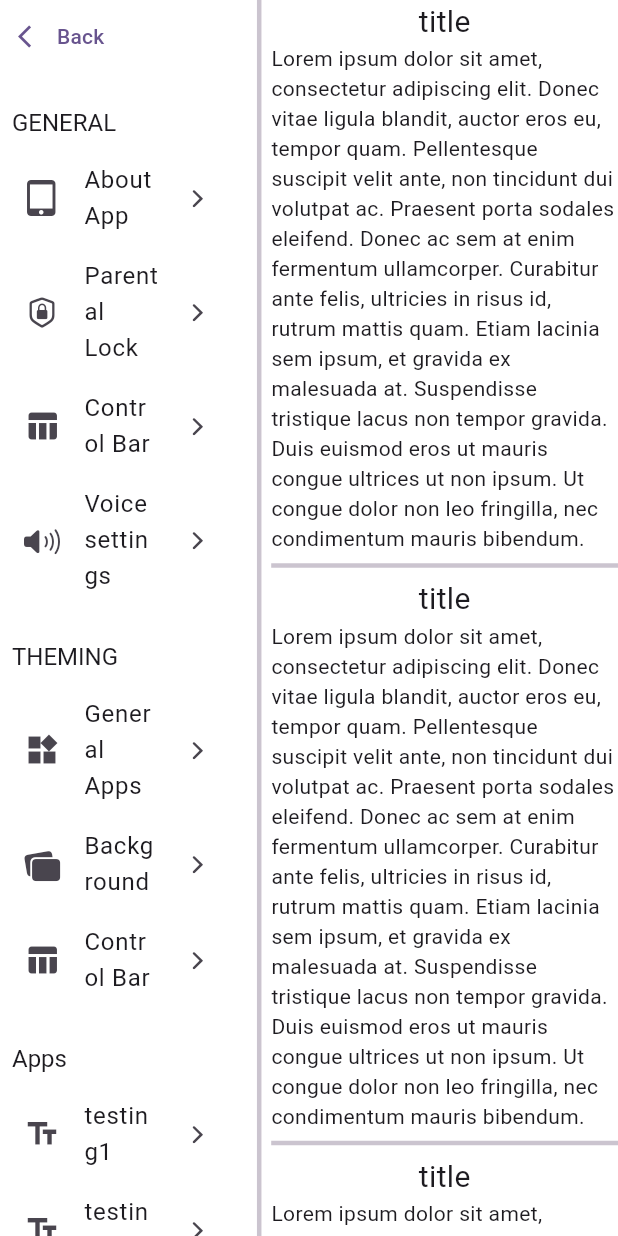
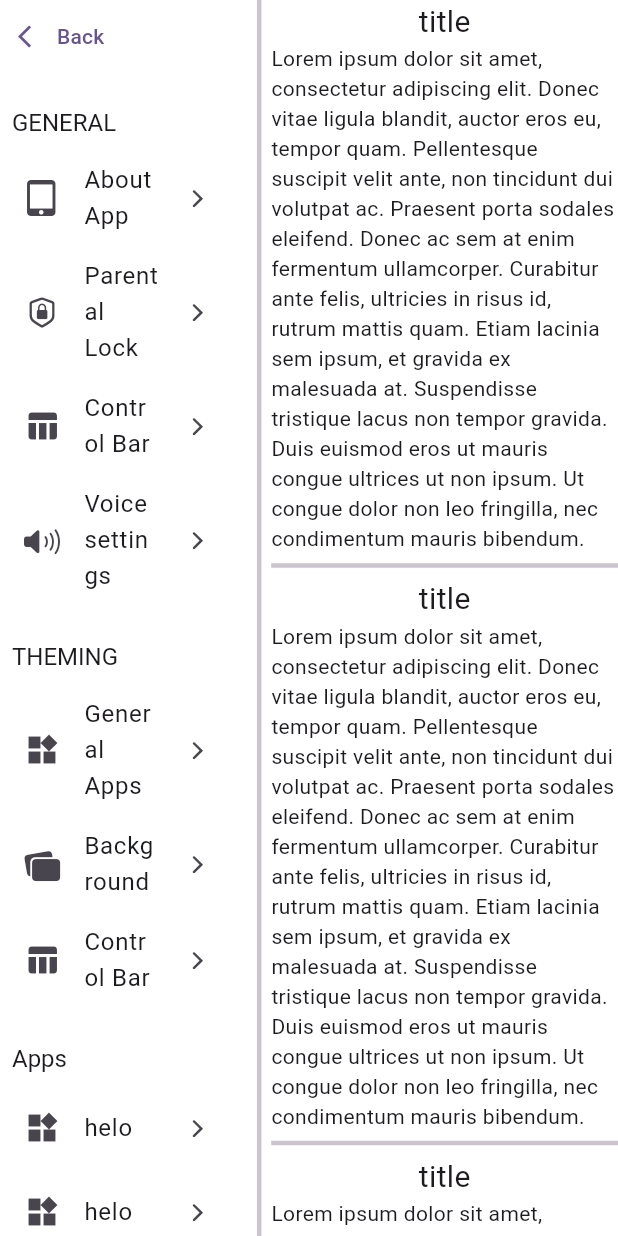
Before and after one commit to Squidly1408/aaca, a Flutter app: the screen it shows after launch, after a tap on the "settings" icon, on a phone screen of 412 x 824 dp. Run offline on Flutter 3.47's test engine with Material 2 defaults, Android fonts, the phone set to English and light mode, and no system bars; our stand-ins replace flutter_colorpicker, flutter_tts.

Commit message:
adding app theming

```diff
--- a/lib/data/apps_list.dart
+++ b/lib/data/apps_list.dart
@@ -7,163 +7,21 @@ import '../models/app.dart';
 // list of apps
 final appList = [
   App(
-    'testing1',
-    Icons.text_fields_outlined,
+    icon: Icons.widgets,
+    id: 0,
+    text: 'helo',
+    individual: false,
+    bgColour: const Color(0xffff0000),
+    mnColour: const Color(0xff0000ff),
+    txtColour: const Color(0xff00ff00),
   ),
   App(
-    'testing2',
-    Icons.text_fields_outlined,
-  ),
-  App(
-    'testing3',
-    Icons.text_fields_outlined,
-  ),
-  App(
-    'testing4',
-    Icons.text_fields_outlined,
-  ),
-  App(
-    'testing5',
-    Icons.text_fields_outlined,
-  ),
-  App(
-    'testing6',
-    Icons.text_fields_outlined,
-  ),
-  App(
-    'testing7',
-    Icons.text_fields_outlined,
-  ),
-  App(
-    'testing8',
-    Icons.text_fields_outlined,
-  ),
-  App(
-    'testing9',
-    Icons.text_fields_outlined,
-  ),
-  App(
-    'testing10',
-    Icons.text_fields_outlined,
-  ),
-  App(
-    'testing11',
-    Icons.text_fields_outlined,
-  ),
-  App(
-    'testing12',
-    Icons.text_fields_outlined,
-  ),
-  App(
-    'testing13',
-    Icons.text_fields_outlined,
-  ),
-  App(
-    'testing14',
-    Icons.text_fields_outlined,
-  ),
-  App(
-    'testing15',
-    Icons.text_fields_outlined,
-  ),
-  App(
-    'testing16',
-    Icons.text_fields_outlined,
-  ),
-  App(
-    'testing17',
-    Icons.text_fields_outlined,
-  ),
-  App(
-    'testing18',
-    Icons.text_fields_outlined,
-  ),
-  App(
-    'testing19',
-    Icons.text_fields_outlined,
-  ),
-  App(
-    'testing20',
-    Icons.text_fields_outlined,
-  ),
-  App(
-    'testing21',
-    Icons.text_fields_outlined,
-  ),
-  App(
-    'testing22',
-    Icons.text_fields_outlined,
-  ),
-  App(
-    'testing23',
-    Icons.text_fields_outlined,
-  ),
-  App(
-    'testing24',
-    Icons.text_fields_outlined,
-  ),
-  App(
-    'testing25',
-    Icons.text_fields_outlined,
-  ),
-  App(
-    'testing26',
-    Icons.text_fields_outlined,
-  ),
-  App(
-    'testing27',
-    Icons.text_fields_outlined,
-  ),
-  App(
-    'testing28',
-    Icons.text_fields_outlined,
-  ),
-  App(
-    'testing29',
-    Icons.text_fields_outlined,
-  ),
-  App(
-    'testing30',
-    Icons.text_fields_outlined,
-  ),
-  App(
-    'testing31',
-    Icons.text_fields_outlined,
-  ),
-  App(
-    'testing32',
-    Icons.text_fields_outlined,
-  ),
-  App(
-    'testing33',
-    Icons.text_fields_outlined,
-  ),
-  App(
-    'testing34',
-    Icons.text_fields_outlined,
-  ),
-  App(
-    'testing35',
-    Icons.text_fields_outlined,
-  ),
-  App(
-    'testing36',
-    Icons.text_fields_outlined,
-  ),
-  App(
-    'testing37',
-    Icons.text_fields_outlined,
-  ),
-  App(
-    'testing38',
-    Icons.text_fields_outlined,
-  ),
-  App(
-    'testing39',
-    Icons.text_fields_outlined,
-  ),
-  App(
-    'testing40',
-    Icons.text_fields_outlined,
+    icon: Icons.widgets,
+    id: 0,
+    text: 'helo',
+    individual: true,
+    bgColour: const Color(0xffff0000),
+    mnColour: const Color(0xff0000ff),
+    txtColour: const Color(0xff00ff00),
   ),
 ];
--- /dev/null
+++ b/lib/data/default_theming.dart
@@ -0,0 +1,17 @@
+// packages
+import 'package:flutter/material.dart';
+
+// models
+import '../models/app.dart';
+
+// theming
+final defaultTheming = [
+  App(
+    icon: Icons.widgets,
+    text: 'hello',
+    individual: false,
+    bgColour: const Color(0x44ffffff),
+    mnColour: const Color(0xffffffff),
+    txtColour: const Color(0xffffffff),
+  ),
+];
--- a/lib/main.dart
+++ b/lib/main.dart
@@ -4,7 +4,7 @@ import 'package:flutter/material.dart';
 // pages
 import 'pages/home.dart';
 
-void main() {
+void main() async {
   runApp(const MyApp());
 }
 
--- a/lib/models/app.dart
+++ b/lib/models/app.dart
@@ -1,12 +1,29 @@
 // packages
 import 'package:flutter/material.dart';
 
-// app model foir testing
+// app model
 class App {
+  // apps data
+  int? id;
   String text;
   IconData icon;
-  App(
-    this.text,
-    this.icon,
-  );
+  bool individual;
+
+  // apps theming
+  Color bgColour;
+  Color mnColour;
+  Color txtColour;
+
+  App({
+    // apps data
+    this.id,
+    required this.text,
+    required this.icon,
+    required this.individual,
+
+    // apps theming
+    required this.bgColour,
+    required this.mnColour,
+    required this.txtColour,
+  });
 }
--- a/lib/pages/home.dart
+++ b/lib/pages/home.dart
@@ -1,4 +1,5 @@
 // packages
+import 'package:aaca/data/default_theming.dart';
 import 'package:flutter/material.dart';
 
 // widgets
@@ -49,9 +50,13 @@ class _HomeState extends State<Home> {
                       child: SmallButton(
                         backgroundColour: const Color(0x77171717),
                         text: appList[index].text,
-                        textColour: Colors.white,
+                        textColour: appList[index].individual
+                            ? appList[index].txtColour
+                            : defaultTheming[0].txtColour,
                         icon: appList[index].icon,
-                        iconColour: Colors.white,
+                        iconColour: appList[index].individual
+                            ? appList[index].mnColour
+                            : defaultTheming[0].mnColour,
                       ),
                     );
                   },
--- a/lib/pages/settings.dart
+++ b/lib/pages/settings.dart
@@ -169,8 +169,17 @@ class _SettingsState extends State<Settings> {
                                             setState(() {
                                               if (appList.length < 40) {
                                                 appList.add(
-                                                  App('New App',
-                                                      Icons.now_widgets),
+                                                  App(
+                                                    text: 'New App',
+                                                    icon: Icons.now_widgets,
+                                                    individual: false,
+                                                    txtColour:
+                                                        const Color(0xffffffff),
+                                                    mnColour:
+                                                        const Color(0xffffffff),
+                                                    bgColour:
+                                                        const Color(0x33ffffff),
+                                                  ),
                                                 );
                                               }
                                             });
--- a/lib/pages/settings/apps.dart
+++ b/lib/pages/settings/apps.dart
@@ -98,7 +98,26 @@ class _AppsSettingState extends State<AppsSetting> {
               });
             },
             child: const Text('submit'),
-          )
+          ),
+          SizedBox(
+            width: MediaQuery.of(context).size.width * 0.3,
+            child: Row(
+              children: [
+                const Text('individual theming'),
+                Switch(
+                  value: appList[widget.index].individual,
+                  onChanged: (value) {
+                    setState(
+                      () {
+                        appList[widget.index].individual = value;
+                        appNotifier.value = appNotifier.value + 1;
+                      },
+                    );
+                  },
+                ),
+              ],
+            ),
+          ),
         ],
       ),
     );
--- a/lib/pages/settings/general/voice_setting.dart
+++ b/lib/pages/settings/general/voice_setting.dart
@@ -22,7 +22,7 @@ Future speak(text) async {
   await flutterTts.setSpeechRate(_rate);
   await flutterTts.setPitch(_pitch);
 
-  if (spokenText!.isNotEmpty) {
+  if (spokenText.isNotEmpty) {
     await flutterTts.speak(text);
   }
 }
--- a/pubspec.yaml
+++ b/pubspec.yaml
@@ -37,6 +37,7 @@ dependencies:
   cupertino_icons: ^1.0.2
   flutter_colorpicker: ^1.0.3
   flutter_tts: ^3.8.3
+  sqflite: ^2.3.0
 
 dev_dependencies:
   flutter_test:
```
Also changed, not shown: pubspec.lock, 1 other file.
